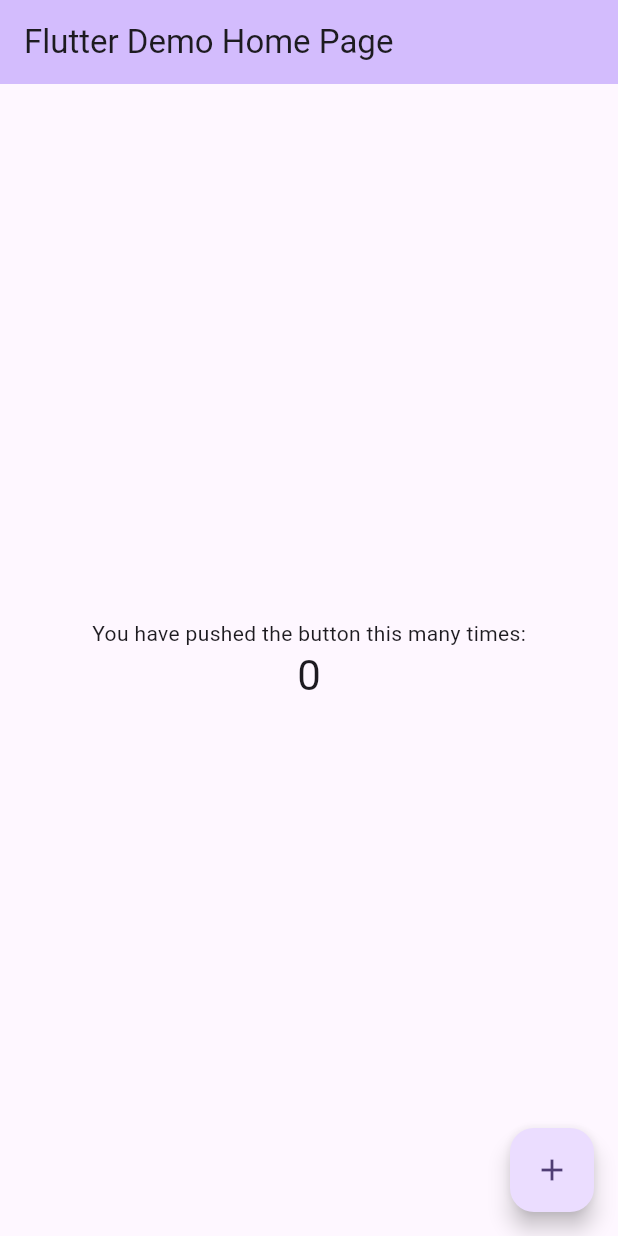
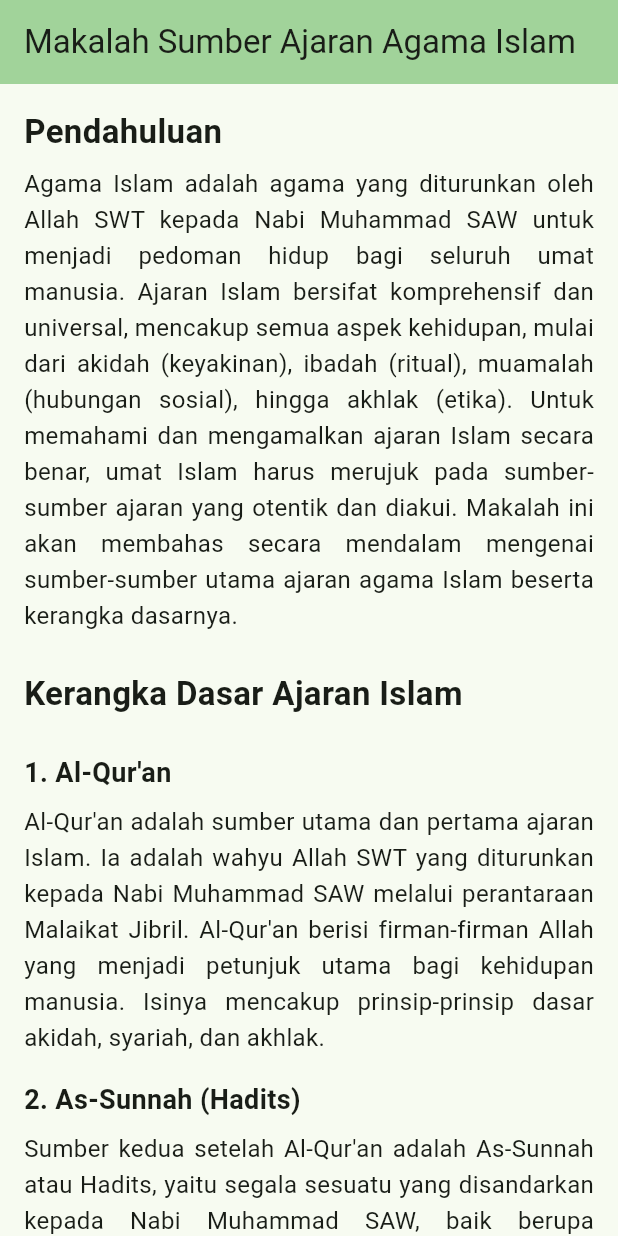
Before and after one commit to could-ai/0199bf2f-540e-73be-9cd9-ca19124df1cc, a Flutter app: the screen it shows after launch, on a phone screen of 412 x 824 dp. Run offline on Flutter 3.47's test engine with Material 3 defaults, Android fonts, the phone set to English and light mode, and no system bars.

Commit message:
Saya telah memperbarui file `main.dart` untuk mengatur `PaperScreen` sebagai layar utama aplikasi. Saya juga mengubah judul aplikasi menjadi 'Makalah Ajaran Islam' dan menyesuaikan tema warna menjadi hijau agar sesuai dengan konten Islami. Ini memastikan bahwa aplikasi sekarang langsung menampilkan makalah tentang sumber ajaran Islam saat dimulai.; Saya telah membuat file baru `lib/paper_screen.dart` untuk menampilkan konten makalah. File ini berisi widget `PaperScreen` yang menyajikan makalah tentang sumber ajaran Islam dengan struktur yang jelas, mencakup pendahuluan, pembahasan Al-Qur'an, Hadits, dan Ijtihad, serta penutup. Saya menggunakan `SingleChildScrollView` untuk memastikan konten dapat di-scroll dan memformat teks dengan judul dan paragraf agar mudah dibaca.

```diff
--- a/usr/lib/main.dart
+++ b/usr/lib/main.dart
@@ -1,4 +1,5 @@
 import 'package:flutter/material.dart';
+import 'paper_screen.dart';
 
 void main() {
   runApp(const MyApp());
@@ -7,114 +8,16 @@ void main() {
 class MyApp extends StatelessWidget {
   const MyApp({super.key});
 
-  // This widget is the root of your application.
   @override
   Widget build(BuildContext context) {
     return MaterialApp(
-      title: 'Flutter Demo',
+      title: 'Makalah Ajaran Islam',
       debugShowCheckedModeBanner: false,
       theme: ThemeData(
-        // This is the theme of your application.
-        //
-        // TRY THIS: Try running your application with "flutter run". You'll see
-        // the application has a purple toolbar. Then, without quitting the app,
-        // try changing the seedColor in the colorScheme below to Colors.green
-        // and then invoke "hot reload" (save your changes or press the "hot
-        // reload" button in a Flutter-supported IDE, or press "r" if you used
-        // the command line to start the app).
-        //
-        // Notice that the counter didn't reset back to zero; the application
-        // state is not lost during the reload. To reset the state, use hot
-        // restart instead.
-        //
-        // This works for code too, not just values: Most code changes can be
-        // tested with just a hot reload.
-        colorScheme: ColorScheme.fromSeed(seedColor: Colors.deepPurple),
+        colorScheme: ColorScheme.fromSeed(seedColor: Colors.green),
+        primarySwatch: Colors.green,
       ),
-      home: const MyHomePage(title: 'Flutter Demo Home Page'),
+      home: const PaperScreen(),
     );
   }
 }
-
-class MyHomePage extends StatefulWidget {
-  const MyHomePage({super.key, required this.title});
-
-  // This widget is the home page of your application. It is stateful, meaning
-  // that it has a State object (defined below) that contains fields that affect
-  // how it looks.
-
-  // This class is the configuration for the state. It holds the values (in this
-  // case the title) provided by the parent (in this case the App widget) and
-  // used by the build method of the State. Fields in a Widget subclass are
-  // always marked "final".
-
-  final String title;
-
-  @override
-  State<MyHomePage> createState() => _MyHomePageState();
-}
-
-class _MyHomePageState extends State<MyHomePage> {
-  int _counter = 0;
-
-  void _incrementCounter() {
-    setState(() {
-      // This call to setState tells the Flutter framework that something has
-      // changed in this State, which causes it to rerun the build method below
-      // so that the display can reflect the updated values. If we changed
-      // _counter without calling setState(), then the build method would not be
-      // called again, and so nothing would appear to happen.
-      _counter++;
-    });
-  }
-
-  @override
-  Widget build(BuildContext context) {
-    // This method is rerun every time setState is called, for instance as done
-    // by the _incrementCounter method above.
-    //
-    // The Flutter framework has been optimized to make rerunning build methods
-    // fast, so that you can just rebuild anything that needs updating rather
-    // than having to individually change instances of widgets.
-    return Scaffold(
-      appBar: AppBar(
-        // TRY THIS: Try changing the color here to a specific color (to
-        // Colors.amber, perhaps?) and trigger a hot reload to see the AppBar
-        // change color while the other colors stay the same.
-        backgroundColor: Theme.of(context).colorScheme.inversePrimary,
-        // Here we take the value from the MyHomePage object that was created by
-        // the App.build method, and use it to set our appbar title.
-        title: Text(widget.title),
-      ),
-      body: Center(
-        // Center is a layout widget. It takes a single child and positions it
-        // in the middle of the parent.
-        child: Column(
-          // Column is also a layout widget. It takes a list of children and
-          // arranges them vertically. By default, it sizes itself to fit its
-          // children horizontally, and tries to be as tall as its parent.
-          //
-          // Column has various properties to control how it sizes itself and
-          // how it positions its children. Here we use mainAxisAlignment to
-          // center the children vertically; the main axis here is the vertical
-          // axis because Columns are vertical (the cross axis would be
-          // horizontal).
-          //
-          // TRY THIS: Invoke "debug painting" (choose the "Toggle Debug Paint"
-          // action in the IDE, or press "p" in the console), to see the
-          // wireframe for each widget.
-          mainAxisAlignment: MainAxisAlignment.center,
-          children: <Widget>[
-            const Text('You have pushed the button this many times:'),
-            Text('$_counter', style: Theme.of(context).textTheme.headlineMedium),
-          ],
-        ),
-      ),
-      floatingActionButton: FloatingActionButton(
-        onPressed: _incrementCounter,
-        tooltip: 'Increment',
-        child: const Icon(Icons.add),
-      ), // This trailing comma makes auto-formatting nicer for build methods.
-    );
-  }
-}
--- /dev/null
+++ b/usr/lib/paper_screen.dart
@@ -0,0 +1,74 @@
+import 'package:flutter/material.dart';
+
+class PaperScreen extends StatelessWidget {
+  const PaperScreen({super.key});
+
+  @override
+  Widget build(BuildContext context) {
+    return Scaffold(
+      appBar: AppBar(
+        title: const Text('Makalah Sumber Ajaran Agama Islam'),
+        backgroundColor: Theme.of(context).colorScheme.inversePrimary,
+      ),
+      body: SingleChildScrollView(
+        padding: const EdgeInsets.all(16.0),
+        child: Column(
+          crossAxisAlignment: CrossAxisAlignment.start,
+          children: [
+            _buildSectionTitle('Pendahuluan'),
+            _buildParagraph(
+              'Agama Islam adalah agama yang diturunkan oleh Allah SWT kepada Nabi Muhammad SAW untuk menjadi pedoman hidup bagi seluruh umat manusia. Ajaran Islam bersifat komprehensif dan universal, mencakup semua aspek kehidupan, mulai dari akidah (keyakinan), ibadah (ritual), muamalah (hubungan sosial), hingga akhlak (etika). Untuk memahami dan mengamalkan ajaran Islam secara benar, umat Islam harus merujuk pada sumber-sumber ajaran yang otentik dan diakui. Makalah ini akan membahas secara mendalam mengenai sumber-sumber utama ajaran agama Islam beserta kerangka dasarnya.'
+            ),
+            const SizedBox(height: 24),
+            _buildSectionTitle('Kerangka Dasar Ajaran Islam'),
+            _buildSubSectionTitle('1. Al-Qur\'an'),
+            _buildParagraph(
+              'Al-Qur\'an adalah sumber utama dan pertama ajaran Islam. Ia adalah wahyu Allah SWT yang diturunkan kepada Nabi Muhammad SAW melalui perantaraan Malaikat Jibril. Al-Qur\'an berisi firman-firman Allah yang menjadi petunjuk utama bagi kehidupan manusia. Isinya mencakup prinsip-prinsip dasar akidah, syariah, dan akhlak.'
+            ),
+            _buildSubSectionTitle('2. As-Sunnah (Hadits)'),
+            _buildParagraph(
+              'Sumber kedua setelah Al-Qur\'an adalah As-Sunnah atau Hadits, yaitu segala sesuatu yang disandarkan kepada Nabi Muhammad SAW, baik berupa perkataan (qaul), perbuatan (fi\'il), maupun ketetapan (taqrir). Fungsi utama Hadits adalah untuk menjelaskan dan merinci ayat-ayat Al-Qur\'an yang bersifat global, memberikan contoh konkret, serta menetapkan hukum yang tidak disebutkan secara eksplisit dalam Al-Qur\'an.'
+            ),
+            _buildSubSectionTitle('3. Ijtihad'),
+            _buildParagraph(
+              'Ijtihad adalah upaya sungguh-sungguh seorang mujtahid (ahli hukum Islam) untuk menggali hukum syar\'i dari sumber-sumbernya (Al-Qur\'an dan Sunnah) terhadap masalah-masalah baru yang tidak ditemukan dalilnya secara eksplisit. Ijtihad menjadi sumber hukum ketiga dan merupakan bukti fleksibilitas ajaran Islam dalam menghadapi perkembangan zaman. Bentuk-bentuk ijtihad antara lain adalah Ijma\' (konsensus ulama) dan Qiyas (analogi).'
+            ),
+            const SizedBox(height: 24),
+            _buildSectionTitle('Penutup'),
+            _buildParagraph(
+              'Memahami sumber-sumber ajaran Islam (Al-Qur\'an, Sunnah, dan Ijtihad) adalah kewajiban bagi setiap Muslim. Dengan berpegang teguh pada ketiga sumber tersebut, umat Islam dapat menjalankan ajaran agamanya secara benar dan komprehensif. Al-Qur\'an sebagai pedoman utama, Sunnah sebagai penjelas dan teladan, serta Ijtihad sebagai solusi atas permasalahan kontemporer, semuanya membentuk satu kesatuan yang utuh dalam kerangka ajaran Islam yang rahmatan lil \'alamin (rahmat bagi seluruh alam).'
+            ),
+          ],
+        ),
+      ),
+    );
+  }
+
+  Widget _buildSectionTitle(String title) {
+    return Padding(
+      padding: const EdgeInsets.only(bottom: 8.0),
+      child: Text(
+        title,
+        style: const TextStyle(fontSize: 22, fontWeight: FontWeight.bold),
+      ),
+    );
+  }
+
+  Widget _buildSubSectionTitle(String title) {
+    return Padding(
+      padding: const EdgeInsets.only(top: 16.0, bottom: 8.0),
+      child: Text(
+        title,
+        style: const TextStyle(fontSize: 18, fontWeight: FontWeight.bold),
+      ),
+    );
+  }
+
+  Widget _buildParagraph(String text) {
+    return Text(
+      text,
+      textAlign: TextAlign.justify,
+      style: const TextStyle(fontSize: 16, height: 1.5),
+    );
+  }
+}
```
